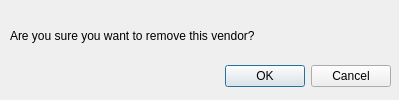
This is ui/RemoveVendorDialog.ui in aanushri9/Counter-Harvesting-5.1 as Qt 5 draws it before an edit. The edited form follows.
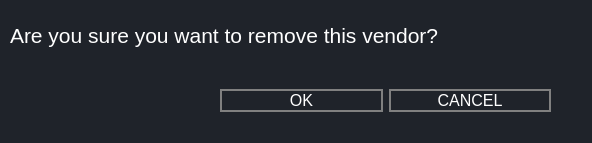
This is the edited form.

The edit to the form file:
```diff
--- a/ui/RemoveVendorDialog.ui
+++ b/ui/RemoveVendorDialog.ui
@@ -6,42 +6,114 @@
    <rect>
     <x>0</x>
     <y>0</y>
-    <width>399</width>
-    <height>100</height>
+    <width>592</width>
+    <height>143</height>
    </rect>
   </property>
   <property name="windowTitle">
    <string>Dialog</string>
   </property>
-  <widget class="QDialogButtonBox" name="buttonBox">
-   <property name="geometry">
-    <rect>
-     <x>200</x>
-     <y>51</y>
-     <width>191</width>
-     <height>51</height>
-    </rect>
-   </property>
-   <property name="orientation">
-    <enum>Qt::Horizontal</enum>
-   </property>
-   <property name="standardButtons">
-    <set>QDialogButtonBox::Cancel|QDialogButtonBox::Ok</set>
-   </property>
-  </widget>
+  <property name="styleSheet">
+   <string notr="true">*{
+	
+border:none;
+background-color:transparent;
+background:none;
+padding:0;
+margin:0;
+color:#fff;
+}
+
+
+
+#QDialog{
+background-color:#1f232a;
+}
+
+QDialog{
+text-align:left;
+padding: 5px 10px;
+
+border-top-left-radius:5px;
+border-botton-left-radius:5px;
+}
+QDialog{
+background-color:#1f232a;;
+text-align:left;
+padding:2px 10px;
+color:white;}</string>
+  </property>
   <widget class="QLabel" name="label">
    <property name="geometry">
     <rect>
      <x>10</x>
      <y>10</y>
-     <width>371</width>
+     <width>561</width>
      <height>51</height>
     </rect>
    </property>
+   <property name="font">
+    <font>
+     <family>MS Shell Dlg 2</family>
+     <pointsize>16</pointsize>
+     <weight>50</weight>
+     <italic>false</italic>
+     <bold>false</bold>
+    </font>
+   </property>
+   <property name="styleSheet">
+    <string notr="true">font: 16pt &quot;MS Shell Dlg 2&quot;;</string>
+   </property>
    <property name="text">
     <string>Are you sure you want to remove this vendor?</string>
    </property>
   </widget>
+  <widget class="QWidget" name="widget" native="true">
+   <property name="geometry">
+    <rect>
+     <x>220</x>
+     <y>70</y>
+     <width>331</width>
+     <height>61</height>
+    </rect>
+   </property>
+   <property name="styleSheet">
+    <string notr="true">QPushButton:pressed {
+	background-color: rgb(197, 197, 197);
+    
+}
+
+QPushButton{
+border:2px solid grey;
+}</string>
+   </property>
+   <layout class="QHBoxLayout" name="horizontalLayout">
+    <item>
+     <widget class="QPushButton" name="pushButton">
+      <property name="font">
+       <font>
+        <pointsize>12</pointsize>
+       </font>
+      </property>
+      <property name="text">
+       <string>OK</string>
+      </property>
+     </widget>
+    </item>
+    <item>
+     <widget class="QPushButton" name="pushButton_2">
+      <property name="font">
+       <font>
+        <pointsize>12</pointsize>
+       </font>
+      </property>
+      <property name="text">
+       <string>CANCEL</string>
+      </property>
+     </widget>
+    </item>
+   </layout>
+  </widget>
  </widget>
  <resources/>
  <connections>
```
Left out of the diff: 35 changed lines with no effect on the pictures.
